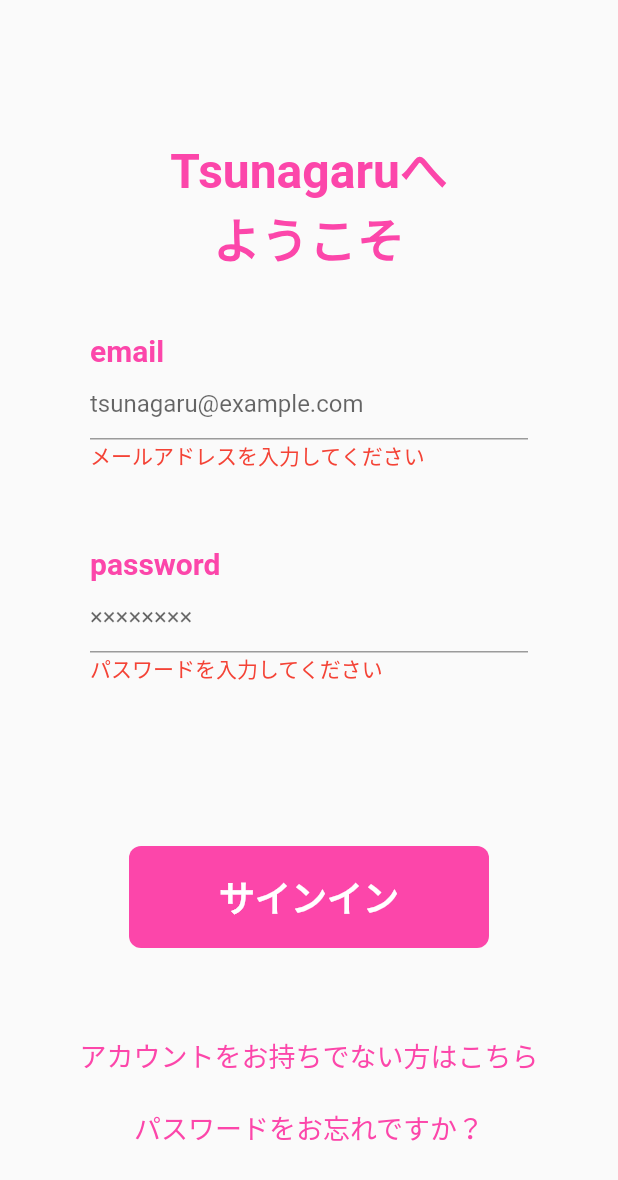
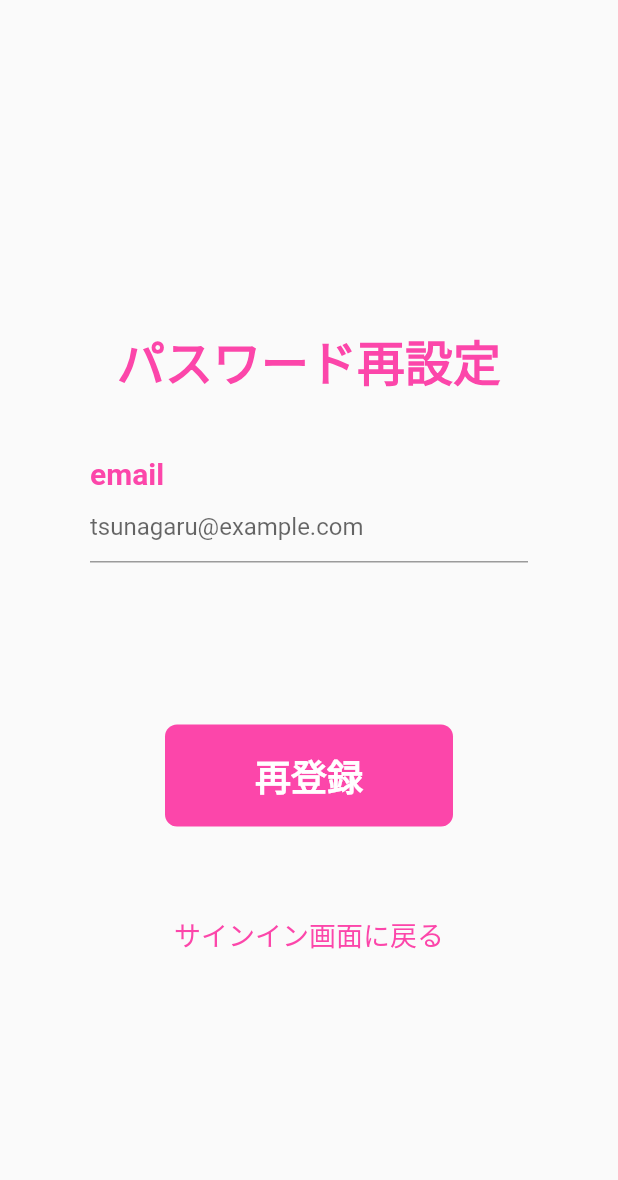
Before and after one commit to Rshigaki/tunagaru, a Flutter app: the screen it shows after launch, after a tap on "サインイン", after a tap on "パスワードをお忘れですか？", on a phone screen of 412 x 824 dp. Shown: the top 1180 px of the screen. Run offline on Flutter 3.47's test engine with Material 2 defaults, Android fonts, the light colour scheme and no system bars; our stand-ins replace auto_route, firebase_auth, firebase_core, fluttertoast, freezed_annotation, hooks_riverpod; accounts and stored records are empty.

Commit message:
パスワード再設定用処理を実装

```diff
--- a/lib/repository/auth.dart
+++ b/lib/repository/auth.dart
@@ -26,4 +26,9 @@
   static Future<void> signOut() async {
     await FirebaseAuth.instance.signOut();
   }
+
+  static Future<void> sendResetPasswordEmail(String email) async {
+    final FirebaseAuth auth = FirebaseAuth.instance;
+    await auth.sendPasswordResetEmail(email: email);
+  }
 }
--- a/lib/view/pages/user/auth/login/ui.dart
+++ b/lib/view/pages/user/auth/login/ui.dart
@@ -149,7 +149,9 @@
                 ),
               ),
               TextButton(
-                onPressed: () {},
+                onPressed: () {
+                  context.router.push(const ResetPasswordRoute());
+                },
                 child: Text(
                   'パスワードをお忘れですか？',
                   style: TextStyle(
--- /dev/null
+++ b/lib/view/pages/user/auth/reset_password/ui.dart
@@ -0,0 +1,159 @@
+import 'package:auto_route/auto_route.dart';
+import 'package:flutter/material.dart';
+import 'package:flutter/widgets.dart';
+import 'package:hooks_riverpod/hooks_riverpod.dart';
+import 'package:tunagaru/view/pages/user/auth/reset_password/controller.dart';
+
+class ResetPasswordView extends ConsumerWidget {
+  const ResetPasswordView({Key? key}) : super(key: key);
+
+  @override
+  Widget build(BuildContext context, WidgetRef ref) {
+    var resetPasswordState = ref.watch(resetPasswordProvider);
+    var resetPasswordController = ref.read(resetPasswordProvider.notifier);
+
+    return Scaffold(
+      body: Center(
+        child: resetPasswordState.isLoading
+            ? const CircularProgressIndicator()
+            : SingleChildScrollView(
+                child: Column(
+                  crossAxisAlignment: CrossAxisAlignment.center,
+                  children: [
+                    Container(
+                      padding: const EdgeInsets.symmetric(
+                        vertical: 40.0,
+                      ),
+                      child: Text(
+                        'パスワード再設定',
+                        textAlign: TextAlign.center,
+                        style: TextStyle(
+                          color: Theme.of(context).primaryColor,
+                          fontSize: 32,
+                          fontWeight: FontWeight.bold,
+                        ),
+                      ),
+                    ),
+                    resetPasswordState.isMailSent
+                        ? Padding(
+                            padding:
+                                const EdgeInsets.symmetric(horizontal: 60.0),
+                            child: Column(
+                              children: [
+                                Text(
+                                  'パスワード再設定用のメールを送信しました。',
+                                  style: TextStyle(
+                                    color: Theme.of(context).primaryColor,
+                                    fontSize: 18,
+                                  ),
+                                ),
+                                const SizedBox(
+                                  height: 60,
+                                ),
+                                TextButton(
+                                  onPressed: () {
+                                    resetPasswordController
+                                        .sendResetPasswordEmail();
+                                  },
+                                  child: Text(
+                                    '再送信',
+                                    style: TextStyle(
+                                      fontSize: 18,
+                                      color: Theme.of(context).primaryColor,
+                                    ),
+                                  ),
+                                ),
+                              ],
+                            ),
+                          )
+                        : Column(
+                            children: [
+                              Container(
+                                alignment: Alignment.centerLeft,
+                                padding: const EdgeInsets.only(left: 60),
+                                child: Text(
+                                  'email',
+                                  style: TextStyle(
+                                    color: Theme.of(context).primaryColor,
+                                    fontSize: 20,
+                                    fontWeight: FontWeight.bold,
+                                  ),
+                                ),
+                              ),
+                              Padding(
+                                padding: const EdgeInsets.symmetric(
+                                    horizontal: 60.0),
+                                child: Column(
+                                  crossAxisAlignment: CrossAxisAlignment.start,
+                                  children: [
+                                    TextFormField(
+                                      decoration: const InputDecoration(
+                                        hintText: "tsunagaru@example.com",
+                                      ),
+                                      onChanged: (String value) {
+                                        resetPasswordController
+                                            .changeEmail(value);
+                                      },
+                                    ),
+                                    if (resetPasswordState.isValidated &&
+                                        resetPasswordState.email.isEmpty)
+                                      const Text(
+                                        'メールアドレスを入力してください',
+                                        style: TextStyle(
+                                          color: Colors.red,
+                                        ),
+                                      ),
+                                  ],
+                                ),
+                              ),
+                              const SizedBox(height: 100),
+                              TextButton(
+                                onPressed: () async {
+                                  if (resetPasswordController.validate()) {
+                                    await resetPasswordController
+                                        .sendResetPasswordEmail();
+                                  }
+                                },
+                                child: Container(
+                                  padding: const EdgeInsets.symmetric(
+                                    vertical: 16,
+                                    horizontal: 60,
+                                  ),
+                                  decoration: BoxDecoration(
+                                    color: Theme.of(context).primaryColor,
+                                    borderRadius: BorderRadius.circular(8),
+                                  ),
+                                  child: const Text(
+                                    '再登録',
+                                    style: TextStyle(
+                                      fontSize: 24,
+                                      fontWeight: FontWeight.bold,
+                                      color: Colors.white,
+                                    ),
+                                  ),
+                                ),
+                              ),
+                            ],
+                          ),
+                    const SizedBox(
+                      height: 40,
+                    ),
+                    TextButton(
+                      onPressed: () {
+                        context.router.pop();
+                      },
+                      child: Text(
+                        'サインイン画面に戻る',
+                        style: TextStyle(
+                          fontSize: 18,
+                          color: Theme.of(context).primaryColor,
+                        ),
+                      ),
+                    ),
+                  ],
+                ),
+              ),
+      ),
+    );
+  }
+}
--- a/lib/view/routes/route.dart
+++ b/lib/view/routes/route.dart
@@ -3,6 +3,7 @@
 import 'package:tunagaru/view/pages/root/ui.dart';
 import 'package:tunagaru/view/pages/user/auth/login/ui.dart';
 import 'package:tunagaru/view/pages/user/auth/registration/ui.dart';
+import 'package:tunagaru/view/pages/user/auth/reset_password/ui.dart';
 
 @MaterialAutoRouter(
   routes: <AutoRoute>[
@@ -23,6 +24,11 @@
       page: RegistrationView,
     ),
     AutoRoute(
+      path: 'reset_password',
+      name: 'ResetPasswordRoute',
+      page: ResetPasswordView,
+    ),
+    AutoRoute(
       path: 'home',
       name: 'HomeRoute',
       page: HomeView,
```
Also changed, not shown: lib/view/pages/user/auth/reset_password/controller.dart (added, +49 -0 lines), lib/view/pages/user/auth/reset_password/state.dart (added, +16 -0 lines), lib/view/pages/user/auth/reset_password/state.freezed.dart (added), lib/view/routes/route.gr.dart.
